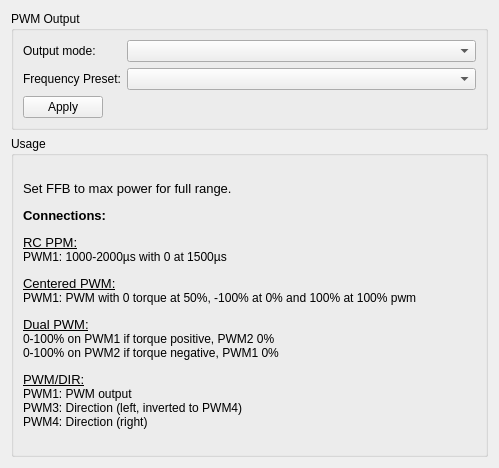
Ultrawipf/OpenFFBoard-configurator, file res/pwmdriver_ui.ui: the form before one commit.
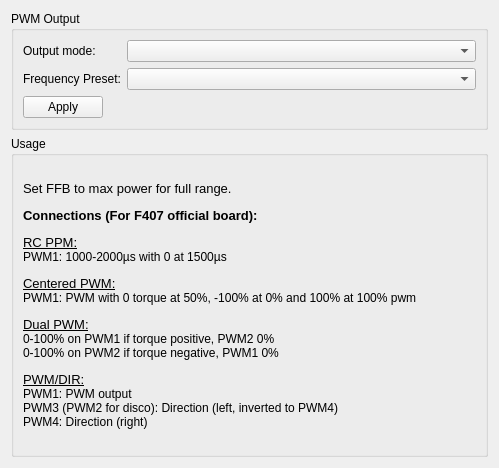
The form after the commit.

Commit message: Clarified PWM pinout is only valid for official board

The edit to the form file:
```diff
--- a/res/pwmdriver_ui.ui
+++ b/res/pwmdriver_ui.ui
@@ -65,7 +65,7 @@
       <item>
        <widget class="QLabel" name="label_3">
         <property name="text">
-         <string>&lt;html&gt;&lt;head/&gt;&lt;body&gt;&lt;p&gt;&lt;span style=&quot; font-size:10pt;&quot;&gt;Set FFB to max power for full range.&lt;/span&gt;&lt;/p&gt;&lt;p&gt;&lt;span style=&quot; font-size:10pt; font-weight:600;&quot;&gt;Connections:&lt;/span&gt;&lt;/p&gt;&lt;p&gt;&lt;span style=&quot; font-size:10pt; text-decoration: underline;&quot;&gt;RC PPM:&lt;br/&gt;&lt;/span&gt;PWM1: 1000-2000µs with 0 at 1500µs&lt;/p&gt;&lt;p&gt;&lt;span style=&quot; font-size:10pt; text-decoration: underline;&quot;&gt;Centered PWM:&lt;br/&gt;&lt;/span&gt;PWM1: PWM with 0 torque at 50%, -100% at 0% and 100% at 100% pwm&lt;/p&gt;&lt;p&gt;&lt;span style=&quot; font-size:10pt; text-decoration: underline;&quot;&gt;Dual PWM:&lt;br/&gt;&lt;/span&gt;0-100% on PWM1 if torque positive, PWM2 0%&lt;br/&gt;0-100% on PWM2 if torque negative, PWM1 0%&lt;/p&gt;&lt;p&gt;&lt;span style=&quot; font-size:10pt; text-decoration: underline;&quot;&gt;PWM/DIR:&lt;br/&gt;&lt;/span&gt;PWM1: PWM output&lt;br/&gt;PWM3: Direction (left, inverted to PWM4)&lt;br/&gt;PWM4: Direction (right)&lt;/p&gt;&lt;/body&gt;&lt;/html&gt;</string>
+         <string>&lt;html&gt;&lt;head/&gt;&lt;body&gt;&lt;p&gt;&lt;span style=&quot; font-size:10pt;&quot;&gt;Set FFB to max power for full range.&lt;/span&gt;&lt;/p&gt;&lt;p&gt;&lt;span style=&quot; font-size:10pt; font-weight:600;&quot;&gt;Connections (For F407 official board):&lt;/span&gt;&lt;/p&gt;&lt;p&gt;&lt;span style=&quot; font-size:10pt; text-decoration: underline;&quot;&gt;RC PPM:&lt;br/&gt;&lt;/span&gt;PWM1: 1000-2000µs with 0 at 1500µs&lt;/p&gt;&lt;p&gt;&lt;span style=&quot; font-size:10pt; text-decoration: underline;&quot;&gt;Centered PWM:&lt;br/&gt;&lt;/span&gt;PWM1: PWM with 0 torque at 50%, -100% at 0% and 100% at 100% pwm&lt;/p&gt;&lt;p&gt;&lt;span style=&quot; font-size:10pt; text-decoration: underline;&quot;&gt;Dual PWM:&lt;br/&gt;&lt;/span&gt;0-100% on PWM1 if torque positive, PWM2 0%&lt;br/&gt;0-100% on PWM2 if torque negative, PWM1 0%&lt;/p&gt;&lt;p&gt;&lt;span style=&quot; font-size:10pt; text-decoration: underline;&quot;&gt;PWM/DIR:&lt;br/&gt;&lt;/span&gt;PWM1: PWM output&lt;br/&gt;PWM3 (PWM2 for disco): Direction (left, inverted to PWM4)&lt;br/&gt;PWM4: Direction (right)&lt;/p&gt;&lt;/body&gt;&lt;/html&gt;</string>
         </property>
        </widget>
       </item>
```
